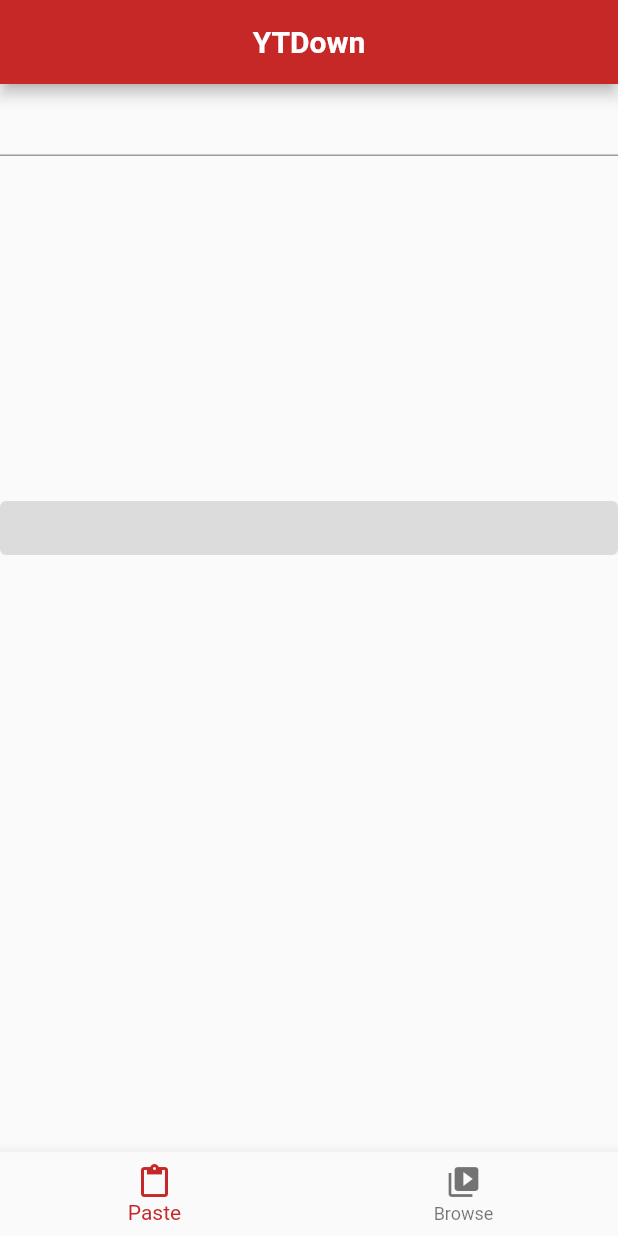
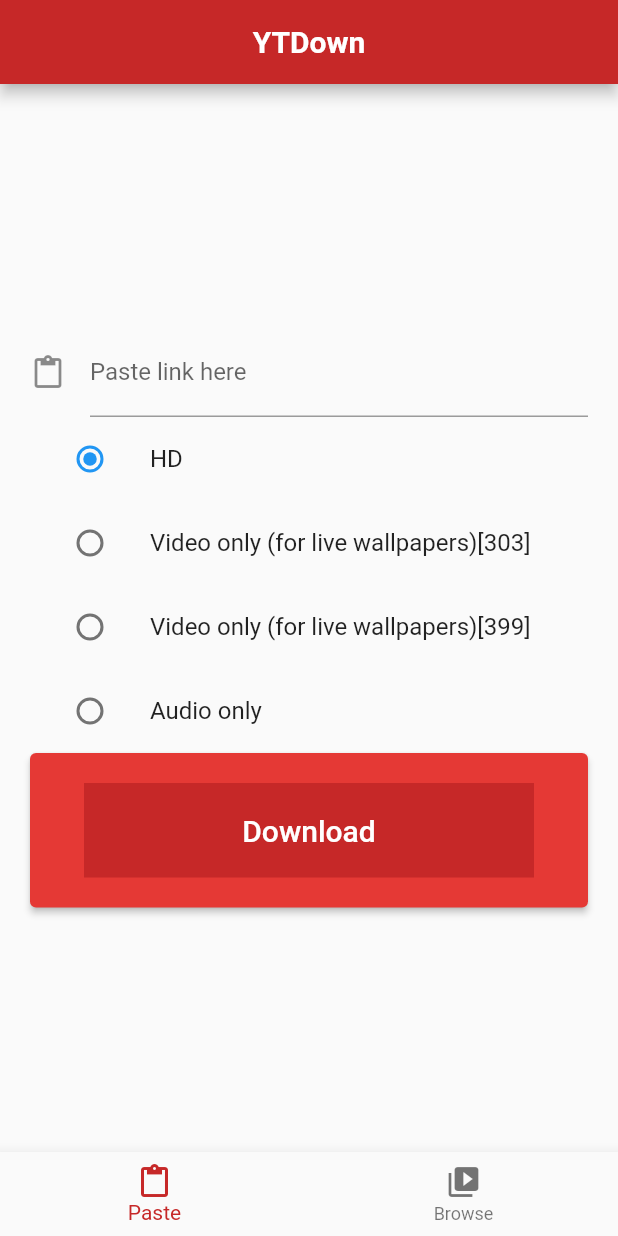
Before and after one commit to rahulNetkar/Youtube-Video-Downloader, a Flutter app: the screen it shows after launch, on a phone screen of 412 x 824 dp. Run offline on Flutter 3.47's test engine with Material 2 defaults, Android fonts, the phone set to English and light mode, and no system bars; our stand-ins replace webview_flutter; missing offline and left inert: flutter_youtube_downloader.

Commit message:
2nd page built

```diff
--- a/ytdown/lib/Screens/downloader_class.dart
+++ b/ytdown/lib/Screens/downloader_class.dart
@@ -1,6 +1,8 @@
 import 'package:flutter_youtube_downloader/flutter_youtube_downloader.dart';
 
-Future<void> downloadVideo(
-    String? youTubeLink, String? title, int? itag) async {
-  await FlutterYoutubeDownloader.downloadVideo(youTubeLink!, title!, itag);
+class Download {
+  Future<void> downloadVideo(
+      String? youTubeLink, String? title, int? itag) async {
+    await FlutterYoutubeDownloader.downloadVideo(youTubeLink!, title!, itag);
+  }
 }
--- a/ytdown/lib/Screens/paste_link.dart
+++ b/ytdown/lib/Screens/paste_link.dart
@@ -7,20 +7,95 @@ class PasteLink extends StatefulWidget {
 }
 
 class _PasteLinkState extends State<PasteLink> {
+  TextEditingController _textController = TextEditingController();
+  int _itag = 22;
   @override
   Widget build(BuildContext context) {
     return Scaffold(
       body: Container(
+        alignment: Alignment.center,
+        padding: const EdgeInsets.all(20),
         child: Column(
+          mainAxisAlignment: MainAxisAlignment.center,
           children: [
-            TextFormField(),
-            ListTile(),
-            ListTile(),
-            ListTile(),
-            ListTile(),
+            TextFormField(
+              controller: _textController,
+              decoration: const InputDecoration(
+                labelText: "Paste link here",
+                icon: Icon(Icons.paste),
+              ),
+            ),
+            ListTile(
+              title: const Text('HD'),
+              leading: Radio<int>(
+                value: 22,
+                groupValue: _itag,
+                onChanged: (int? value) {
+                  setState(() {
+                    _itag = value!;
+                  });
+                },
+              ),
+            ),
+            ListTile(
+              title: const Text('Video only (for live wallpapers)[303]'),
+              leading: Radio<int>(
+                groupValue: _itag,
+                value: 303,
+                onChanged: (int? value) {
+                  setState(() {
+                    _itag = value!;
+                  });
+                },
+              ),
+            ),
+            ListTile(
+              title: const Text('Video only (for live wallpapers)[399]'),
+              leading: Radio<int>(
+                groupValue: _itag,
+                value: 399,
+                onChanged: (int? value) {
+                  setState(() {
+                    _itag = value!;
+                  });
+                },
+              ),
+            ),
+            ListTile(
+              title: const Text('Audio only'),
+              leading: Radio<int>(
+                value: 251,
+                groupValue: _itag,
+                onChanged: (int? value) {
+                  setState(() {
+                    _itag = value!;
+                  });
+                },
+              ),
+            ),
             ElevatedButton(
-              onPressed: null,
-              child: Container(),
+              onPressed: () {
+                if (_textController.text.isEmpty) {
+                  ScaffoldMessenger.of(context).showSnackBar(
+                      const SnackBar(content: Text("No link pasted")));
+                } else {
+                  Download().downloadVideo(
+                      _textController.text, "Downloaded video", _itag);
+                }
+              },
+              style: ButtonStyle(
+                  backgroundColor: MaterialStateProperty.all(Colors.red[600])),
+              child: Container(
+                alignment: Alignment.center,
+                padding: const EdgeInsets.all(20),
+                margin: const EdgeInsets.all(20),
+                width: double.infinity,
+                color: Colors.red[800],
+                child: const Text(
+                  'Download',
+                  style: TextStyle(fontSize: 20, color: Colors.white),
+                ),
+              ),
             )
           ],
         ),
```
